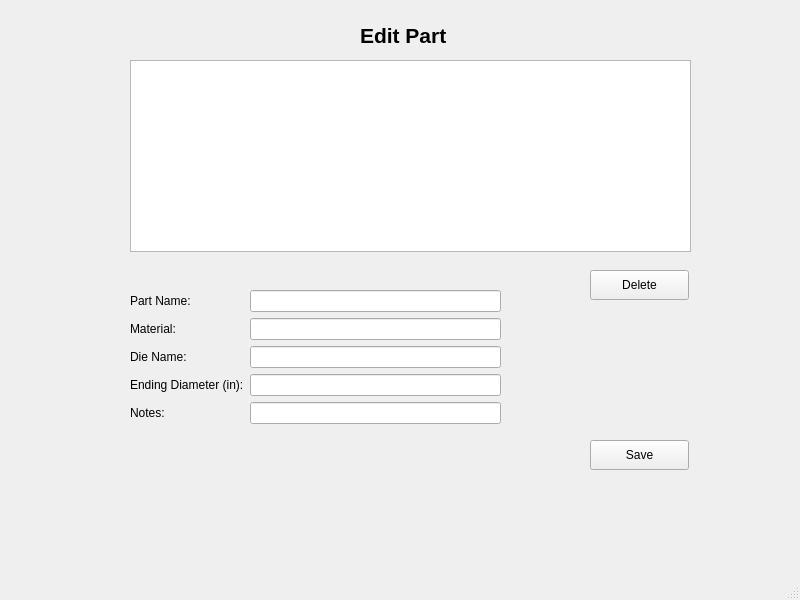
This is EditLibrary.ui in nlinthacum/SeniorDesignGUI as Qt 5 draws it before an edit. The edited form follows.
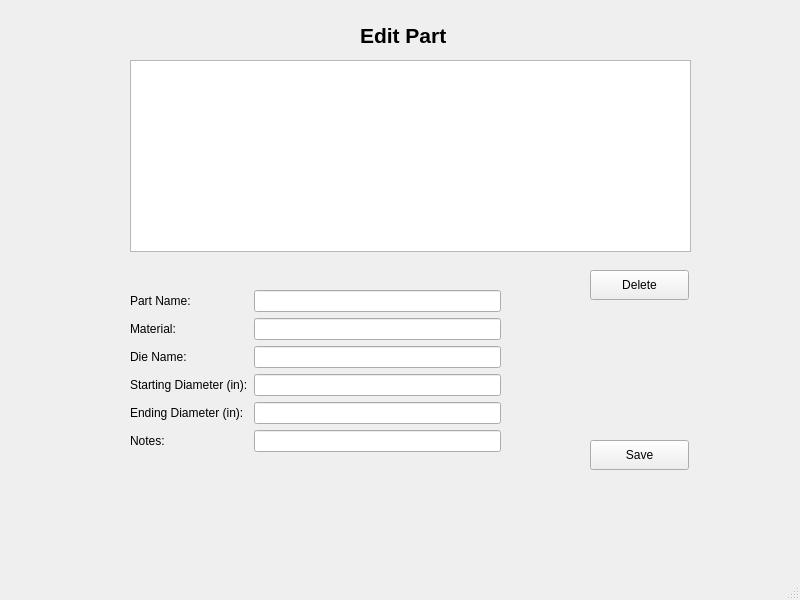
This is the edited form.

Commit message: added functionality to have starting diameter be a field

```diff
--- a/EditLibrary.ui
+++ b/EditLibrary.ui
@@ -20,7 +20,7 @@
       <x>130</x>
       <y>290</y>
       <width>371</width>
-      <height>211</height>
+      <height>224</height>
      </rect>
     </property>
     <layout class="QFormLayout" name="formLayout_2">
@@ -45,14 +45,14 @@
        </property>
       </widget>
      </item>
-     <item row="3" column="0">
+     <item row="4" column="0">
       <widget class="QLabel" name="label_5">
        <property name="text">
         <string>Ending Diameter (in):</string>
        </property>
       </widget>
      </item>
-     <item row="4" column="0">
+     <item row="5" column="0">
       <widget class="QLabel" name="label_4">
        <property name="text">
         <string>Notes:</string>
@@ -72,12 +72,22 @@
      <item row="2" column="1">
       <widget class="QLineEdit" name="die_name_line"/>
      </item>
-     <item row="3" column="1">
-      <widget class="QLineEdit" name="ending_diameter_line"/>
-     </item>
      <item row="4" column="1">
+      <widget class="QLineEdit" name="ending_diameter_line"/>
+     </item>
+     <item row="5" column="1">
       <widget class="QLineEdit" name="notes_line"/>
      </item>
+     <item row="3" column="0">
+      <widget class="QLabel" name="label_7">
+       <property name="text">
+        <string>Starting Diameter (in):</string>
+       </property>
+      </widget>
+     </item>
+     <item row="3" column="1">
+      <widget class="QLineEdit" name="starting_diameter_line"/>
+     </item>
     </layout>
    </widget>
    <widget class="QPushButton" name="edit_save_button">
```
The commit also changes 4 other files.
